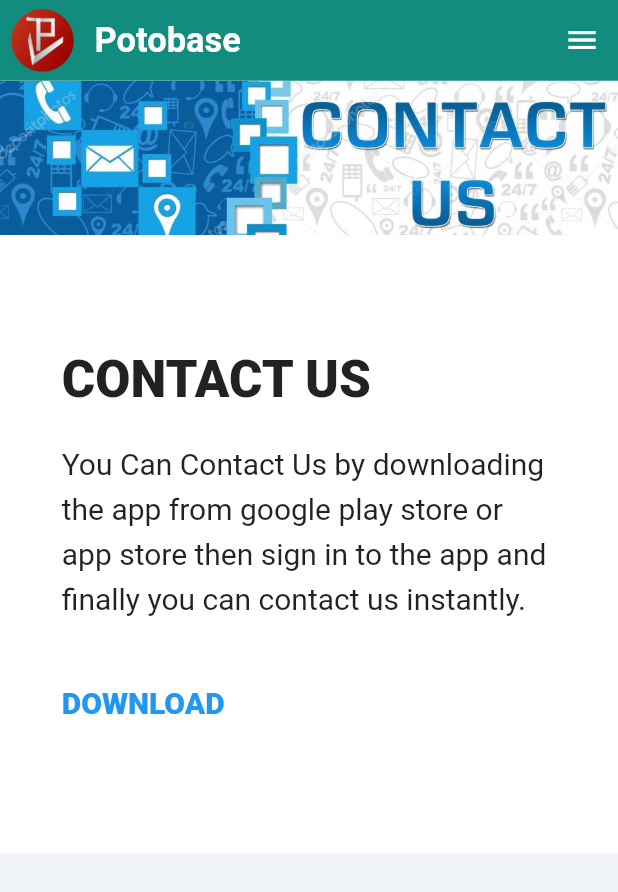
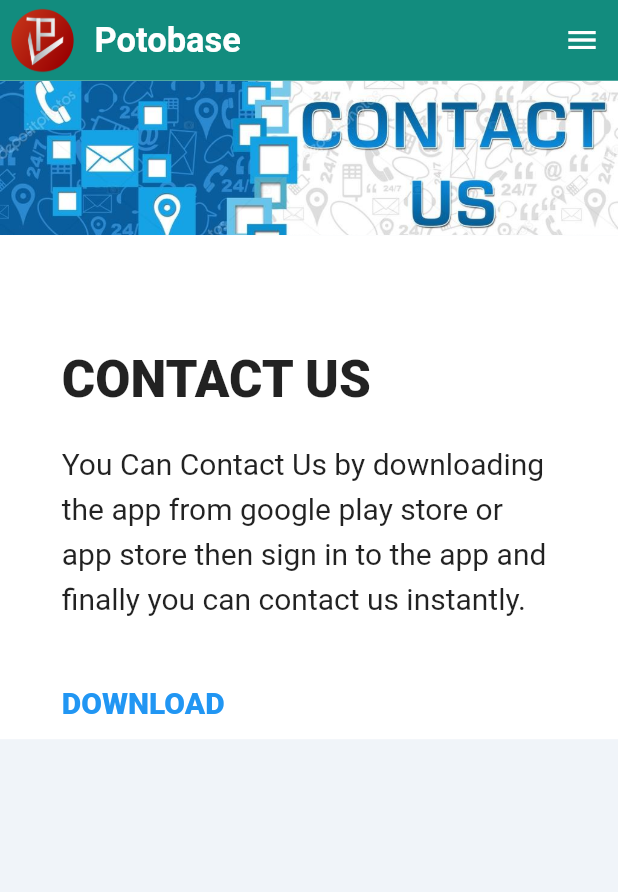
Before and after one commit to MrBoOodY/Potobase-Web-Site, a Flutter app: the ContactUsPage screen opened by its route, on a phone screen of 412 x 824 dp. Shown: the top 892 px of the screen. Run offline on Flutter 3.47's test engine with Material 2 defaults, Android fonts, the phone set to English and light mode, and no system bars; our stand-ins replace built_collection, url_launcher_web, url_strategy.

Commit message:
solved overflow in contact us page

```diff
--- a/lib/view/contact_us_page.dart
+++ b/lib/view/contact_us_page.dart
@@ -36,18 +36,15 @@ class _ContactUsPageState extends State<ContactUsPage> {
                 height: MediaQuery.of(context).size.width * 0.25,
                 fit: BoxFit.cover,
               ),
-              IntrinsicHeight(
-                child: Padding(
+              Padding(
                 padding: EdgeInsets.symmetric(
                     horizontal: customPadding < 0 ? 0 : customPadding),
                 child: DecoratedBox(
                   decoration: const BoxDecoration(color: Colors.white),
                   child: SizedBox(
-                      height: MediaQuery.of(context).size.height * 0.5,
                     child: Padding(
                       padding: EdgeInsets.symmetric(
-                            horizontal:
-                                MediaQuery.of(context).size.width * 0.1),
+                          horizontal: MediaQuery.of(context).size.width * 0.1),
                       child: Column(
                           crossAxisAlignment: CrossAxisAlignment.start,
                           mainAxisSize: MainAxisSize.max,
@@ -91,7 +88,6 @@ class _ContactUsPageState extends State<ContactUsPage> {
                   ),
                 ),
               ),
-              ),
             ],
           ),
         ))
```
Also changed, not shown: lib/generated_plugin_registrant.dart (added, +17 -0 lines), 2 other files. Lines whose indentation alone changed are shown as unchanged.
